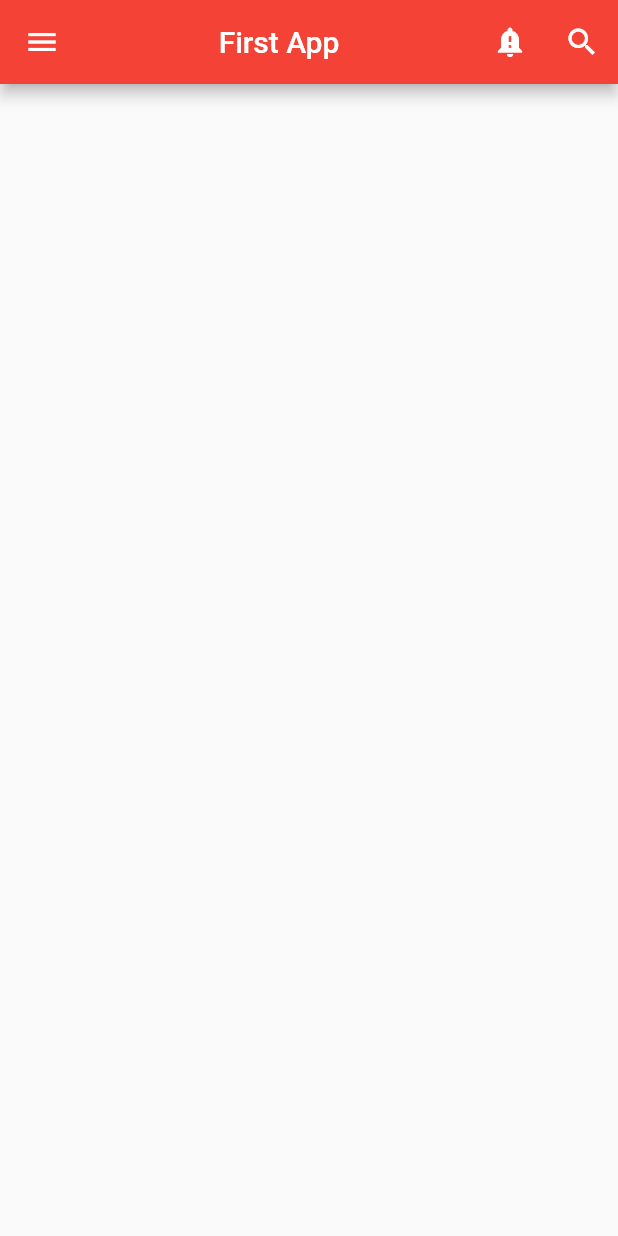
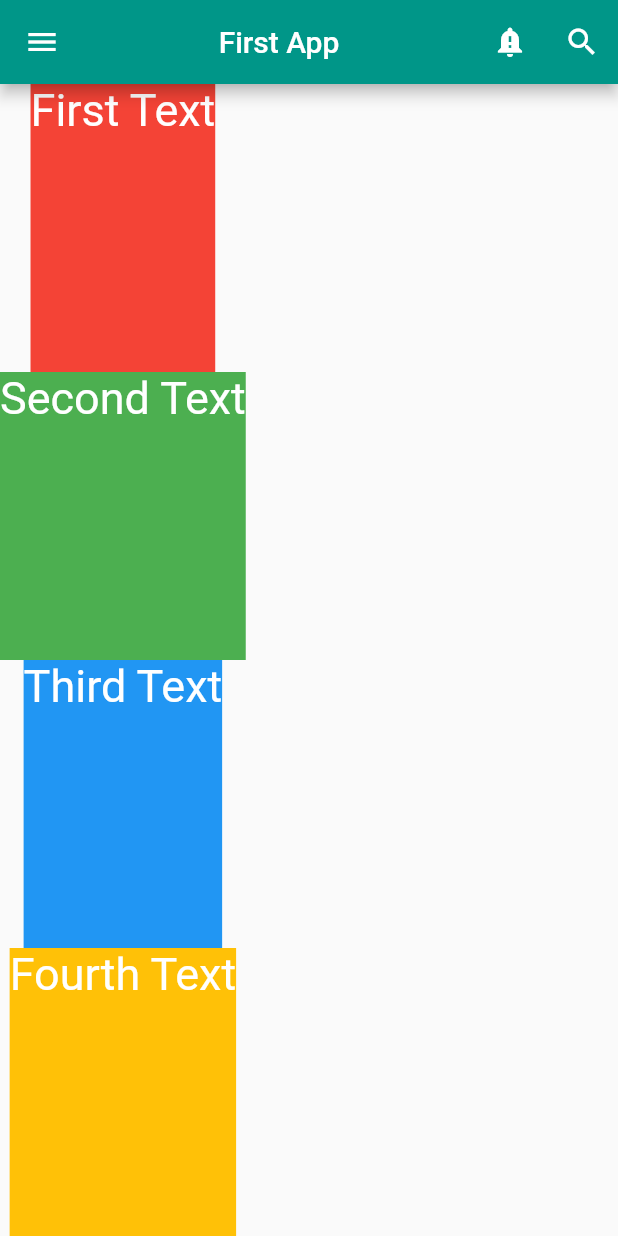
Before and after one commit to HasanMirzaa/second_app, a Flutter app: the screen it shows after launch, on a phone screen of 412 x 824 dp. Run offline on Flutter 3.47's test engine with Material 2 defaults, Android fonts, the phone set to English and light mode, and no system bars.

Commit message:
Column Row

```diff
--- a/lib/home_screen.dart
+++ b/lib/home_screen.dart
@@ -7,7 +7,7 @@ class HomeScreen extends StatelessWidget {
   Widget build(BuildContext context) {
     return Scaffold(
       appBar: AppBar(
-        backgroundColor: Colors.red,
+        backgroundColor: Colors.teal,
         leading: const Icon(Icons.menu),
         title: const Center(child: Text('First App')),
         actions: const [
@@ -17,6 +17,46 @@ class HomeScreen extends StatelessWidget {
           IconButton(
             onPressed: onSearch,
             icon: Icon(Icons.search),
+          ),
+        ],
+      ),
+      body: Column(
+        children: [
+          Expanded(
+            child: Container(
+              color: Colors.red,
+              child: const Text(
+                'First Text',
+                style: TextStyle(color: Colors.white, fontSize: 30.0),
+              ),
+            ),
+          ),
+          Expanded(
+            child: Container(
+              color: Colors.green,
+              child: const Text(
+                'Second Text',
+                style: TextStyle(color: Colors.white, fontSize: 30.0),
+              ),
+            ),
+          ),
+          Expanded(
+            child: Container(
+              color: Colors.blue,
+              child: const Text(
+                'Third Text',
+                style: TextStyle(color: Colors.white, fontSize: 30.0),
+              ),
+            ),
+          ),
+          Expanded(
+            child: Container(
+              color: Colors.amber,
+              child: const Text(
+                'Fourth Text',
+                style: TextStyle(color: Colors.white, fontSize: 30.0),
+              ),
+            ),
           ),
         ],
       ),
```
